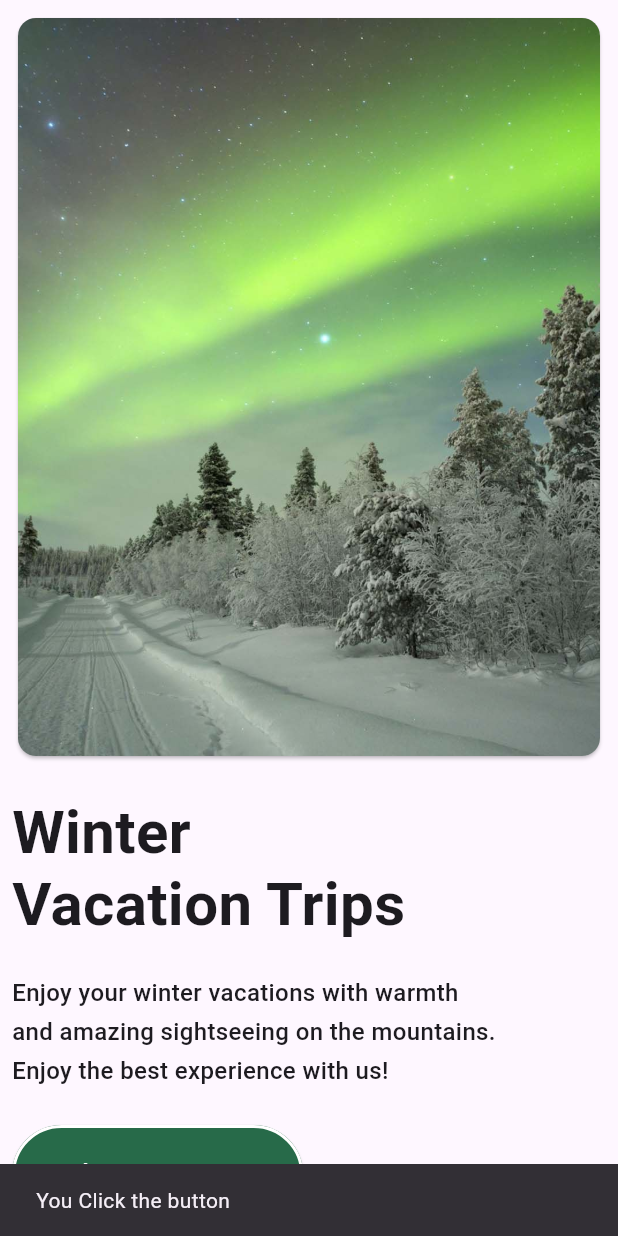
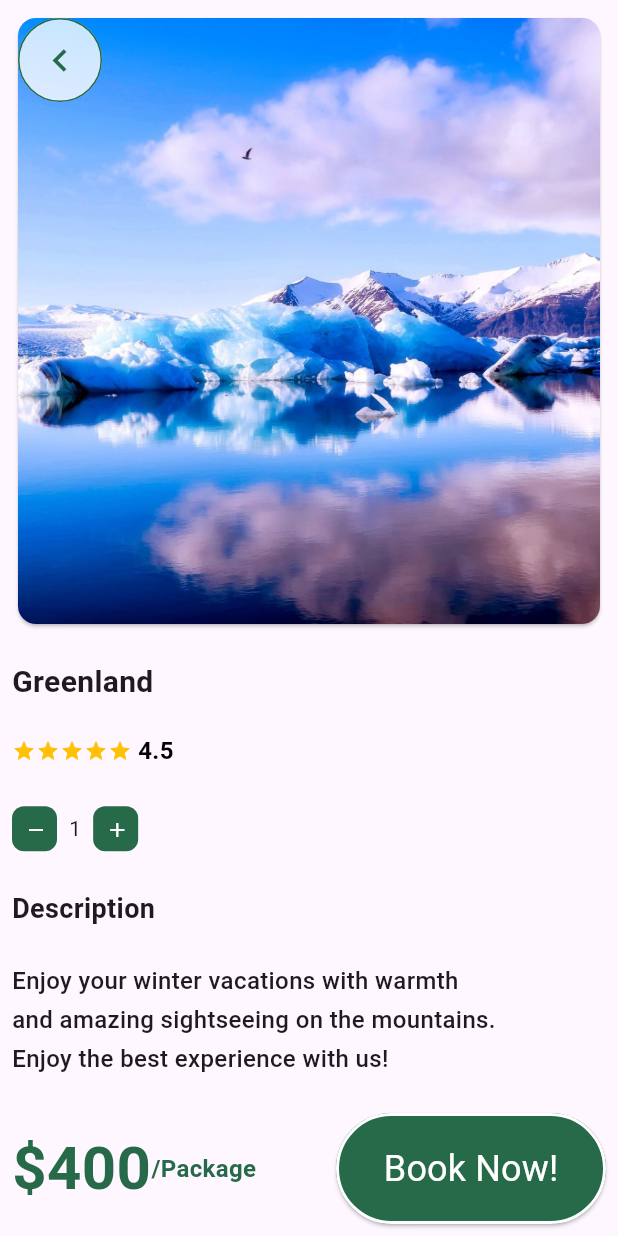
Before and after one commit to rafatoi/A-Cen-s-TravelersApp, a Flutter app: the screen it shows after launch, after a tap on "Let´s Go!", on a phone screen of 412 x 824 dp. Run offline on Flutter 3.47's test engine with Material 3 defaults, Android fonts, the phone set to English and light mode, and no system bars.

Commit message:
Second progress. Details screen done

```diff
--- a/lib/screens/detail_screen.dart
+++ b/lib/screens/detail_screen.dart
@@ -0,0 +1,142 @@
+import 'package:flutter/material.dart';
+import 'package:traveller_app/widgets/primary_button.dart';
+import 'package:traveller_app/widgets/rating_badget.dart';
+
+class DetailScreen extends StatelessWidget {
+  const DetailScreen({super.key});
+
+  @override
+  Widget build(BuildContext context) {
+    return Scaffold(
+      body: SafeArea(
+        minimum: EdgeInsets.all(8),
+        child: Column(
+          mainAxisAlignment: MainAxisAlignment.spaceBetween,
+          crossAxisAlignment: CrossAxisAlignment.start,
+          children: [
+            //Image.asset('assets/images/forrest_road.png'),
+            SizedBox(
+              height: MediaQuery.of(context).size.height * 0.5,
+              width: MediaQuery.of(context).size.width,
+              child: Card(
+                clipBehavior: Clip.antiAlias,
+                child: Stack(
+                  children: [
+                    Positioned.fill(
+                      child: Image.asset(
+                        'assets/images/winter_landscape.png',
+                        fit: BoxFit.cover,
+                      ),
+                    ),
+                    SizedBox(
+                      width: 56,
+                      height: 56,
+                      child: IconButton(
+                          style: IconButton.styleFrom(
+                              backgroundColor: Colors.white.withAlpha(200),
+                              side: BorderSide(
+                                color: Color(0xFF276A49),
+                                width: 1,
+                              )
+                          ),
+                          onPressed: () {
+                            Navigator.pop(context);
+                          },
+                          icon: Icon(
+                            Icons.chevron_left,
+                            size: 30,
+                            color: Color(0xFF276A49),
+                          )
+                      ),
+                    )
+                  ],
+                ),
+              ),
+            ),
+            Text(
+              'Greenland',
+              style: TextStyle(fontSize: 20, fontWeight: FontWeight.bold, height: 1.2),
+            ),
+            Row(
+              children: [
+                ...List.generate(
+                  5,
+                      (index) => const Icon(
+                    Icons.star,
+                    color: Colors.amber,
+                    size: 16,
+                  ),
+                ),
+
+                const SizedBox(width: 4),
+
+                Text(
+                  '4.5',
+                  style: const TextStyle(
+                    fontSize: 16,
+                    color: Colors.black,
+                    fontWeight: FontWeight.bold,
+                  ),
+                ),
+              ],
+            ),
+            NightSelector(
+
+            ),
+            const Text(
+              'Description',
+              style: TextStyle(fontSize: 18, fontWeight: FontWeight.bold),
+            ),
+            Text(
+              'Enjoy your winter vacations with warmth\n'
+                  'and amazing sightseeing on the mountains.\n'
+                  'Enjoy the best experience with us!',
+              style: TextStyle(fontSize: 16, fontWeight: FontWeight.w500, height: 1.6),
+            ),
+            Row(
+              mainAxisAlignment: MainAxisAlignment.spaceBetween,
+              children: [
+                Row(
+                  children: [
+                    Text(
+                        '\$400',
+                        style: TextStyle(
+                            fontSize: 40,
+                            fontWeight: FontWeight.bold,
+                            color: Color(0xFF276A49)
+                        )
+                    ),
+                    Text(
+                        '/Package',
+                        style: TextStyle(
+                            fontSize: 16,
+                            fontWeight: FontWeight.bold,
+                            color: Color(0xFF276A49)
+                        )
+                    )
+                  ],
+                ),
+                SizedBox(
+                  width: 180,
+                  child: PrimaryButton(
+                    text: 'Book Now!',
+                    weightText: FontWeight.w400,
+                    sizeText: 24,
+                    onPressed: () {
+                      ScaffoldMessenger.of(context).showSnackBar(
+                        const SnackBar(
+                          content: Text('You have booked! :D'),
+                        ),
+                      );
+                    },
+                  ),
+                )
+              ],
+            ),
+          ],
+        ),
+
+      ),
+    );
+  }
+}
--- a/lib/screens/home_screen.dart
+++ b/lib/screens/home_screen.dart
@@ -1,6 +1,6 @@
 import 'package:flutter/material.dart';
-import 'package:traveller_app/widgets/place_card.dart';
 import 'package:traveller_app/widgets/primary_button.dart';
+import 'detail_screen.dart';
 
 class Home extends StatelessWidget {
   const Home({super.key});
@@ -53,10 +53,10 @@ class Home extends StatelessWidget {
               weightText: FontWeight.w400,
               sizeText: 18,
               onPressed: () {
-              ScaffoldMessenger.of(context).showSnackBar(
-                const SnackBar(
-                  content: Text('You Click the button'),
-                ),
+              Navigator.push(
+                  context,
+                  MaterialPageRoute(
+                      builder: (context) => const DetailScreen())
               );
               },
             )
--- a/lib/widgets/rating_badget.dart
+++ b/lib/widgets/rating_badget.dart
@@ -0,0 +1,80 @@
+import 'package:flutter/material.dart';
+
+class NightSelector extends StatefulWidget {
+  const NightSelector({super.key});
+
+  @override
+  State<NightSelector> createState() => _NightSelectorState();
+}
+
+class _NightSelectorState extends State<NightSelector> {
+  int nights = 1;
+
+  @override
+  Widget build(BuildContext context) {
+    return Row(
+      children: [
+        SizedBox(
+          width: 30,
+          height: 30,
+          child: IconButton(
+            onPressed: () {
+              setState(() {
+                if (nights > 1) {
+                  nights--;
+                }
+              });
+            },
+            style: IconButton.styleFrom(
+              shape: RoundedRectangleBorder(
+                borderRadius: BorderRadius.circular(8),
+              ),
+              backgroundColor: const Color(0xFF276A49),
+            ),
+            icon: const Icon(
+              Icons.remove,
+              size: 16,
+              color: Colors.white,
+            ),
+          ),
+        ),
+
+        Padding(
+          padding: const EdgeInsets.all(8),
+          child: Text('$nights'),
+        ),
+
+        SizedBox(
+          width: 30,
+          height: 30,
+          child: IconButton(
+            onPressed: () {
+              setState(() {
+                if (nights < 10) {
+                  nights++;
+                } else {
+                  ScaffoldMessenger.of(context).showSnackBar(
+                    const SnackBar(
+                      content: Text('The maximus days you can book is 10!'),
+                    ),
+                  );
+                }
+              });
+            },
+            style: IconButton.styleFrom(
+              shape: RoundedRectangleBorder(
+                borderRadius: BorderRadius.circular(8),
+              ),
+              backgroundColor: const Color(0xFF276A49),
+            ),
+            icon: const Icon(
+              Icons.add,
+              size: 16,
+              color: Colors.white,
+            ),
+          ),
+        ),
+      ],
+    );
+  }
+}
```
